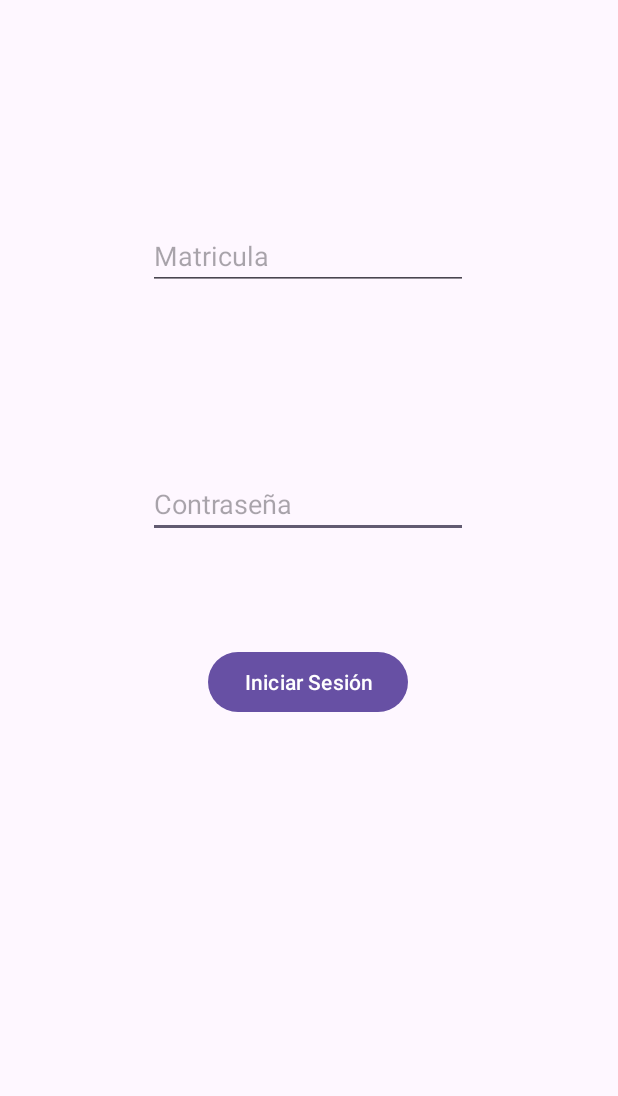
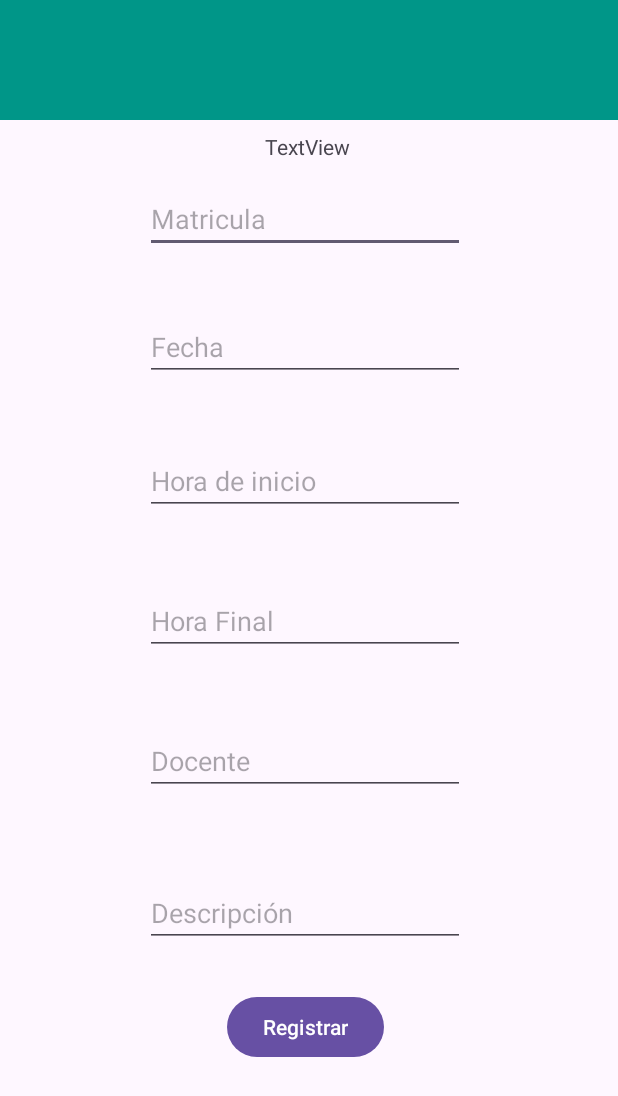
Before and after one commit to El-Actor-Alan-Versions/IntegradoraAndroid, an Android app: the screen it shows after launch (IniciarSesion before the commit, InicioRegistro after it), on a phone screen of 412 x 824 dp. Shown: the top 1096 px of the screen. Run offline under Robolectric (Android 15) with nearby library versions, the phone set to English and light mode, and no system bars; our stand-ins replace Volley; 1 statement that could not run was skipped.

Commit message:
Lo mas importante ya esta

```diff
--- a/app/src/main/java/mx/edu/utez/appbitacora/registro/MainActivity.kt
+++ b/app/src/main/java/mx/edu/utez/appbitacora/registro/MainActivity.kt
@@ -56,7 +56,7 @@ class MainActivity : AppCompatActivity() {
             //Para mandar a la sig pagina
             valorQr = result.contents;
             val intent = Intent(this, InicioRegistro::class.java)
-            intent.putExtra("qr_result",valorQr)
+            intent.putExtra("qr",valorQr)
             startActivity(intent)
 
         }
--- a/app/src/main/res/layout/activity_inicio_registro.xml
+++ b/app/src/main/res/layout/activity_inicio_registro.xml
@@ -7,4 +7,113 @@
     android:layout_height="match_parent"
     tools:context=".registro.InicioRegistro">
 
+    <com.google.android.material.bottomappbar.BottomAppBar
+        android:id="@+id/bottomAppBar4"
+        android:layout_width="0dp"
+        android:layout_height="wrap_content"
+        android:layout_gravity="bottom"
+        app:backgroundTint="#009688"
+        app:layout_constraintEnd_toEndOf="parent"
+        app:layout_constraintStart_toStartOf="parent"
+        app:layout_constraintTop_toTopOf="parent" />
+
+    <EditText
+        android:id="@+id/edtMatricula"
+        android:layout_width="wrap_content"
+        android:layout_height="wrap_content"
+        android:layout_marginTop="16dp"
+        android:ems="10"
+        android:hint="@string/l_matricula"
+        android:inputType="text"
+        app:layout_constraintEnd_toEndOf="@+id/txtAver"
+        app:layout_constraintHorizontal_bias="0.513"
+        app:layout_constraintStart_toStartOf="@+id/txtAver"
+        app:layout_constraintTop_toBottomOf="@+id/txtAver" />
+
+    <EditText
+        android:id="@+id/edtDescripReg"
+        android:layout_width="wrap_content"
+        android:layout_height="wrap_content"
+        android:layout_marginTop="56dp"
+        android:ems="10"
+        android:hint="@string/m_registro_txt_descripcion"
+        android:inputType="text"
+        app:layout_constraintEnd_toEndOf="@+id/edtDocente"
+        app:layout_constraintHorizontal_bias="0.0"
+        app:layout_constraintStart_toStartOf="@+id/edtDocente"
+        app:layout_constraintTop_toBottomOf="@+id/edtDocente" />
+
+    <EditText
+        android:id="@+id/edtFecha"
+        android:layout_width="wrap_content"
+        android:layout_height="wrap_content"
+        android:layout_marginTop="40dp"
+        android:ems="10"
+        android:hint="@string/m_registro_txt_fecha1"
+        android:inputType="date"
+        app:layout_constraintEnd_toEndOf="@+id/edtMatricula"
+        app:layout_constraintHorizontal_bias="0.0"
+        app:layout_constraintStart_toStartOf="@+id/edtMatricula"
+        app:layout_constraintTop_toBottomOf="@+id/edtMatricula" />
+
+    <EditText
+        android:id="@+id/edtHoraFin"
+        android:layout_width="wrap_content"
+        android:layout_height="wrap_content"
+        android:layout_marginTop="48dp"
+        android:ems="10"
+        android:hint="@string/m_registro_txt_horaFinal"
+        android:inputType="time"
+        app:layout_constraintEnd_toEndOf="@+id/edtHoraIni"
+        app:layout_constraintHorizontal_bias="0.0"
+        app:layout_constraintStart_toStartOf="@+id/edtHoraIni"
+        app:layout_constraintTop_toBottomOf="@+id/edtHoraIni" />
+
+    <EditText
+        android:id="@+id/edtDocente"
+        android:layout_width="wrap_content"
+        android:layout_height="wrap_content"
+        android:layout_marginTop="48dp"
+        android:ems="10"
+        android:hint="@string/m_registro_txt_docente"
+        android:inputType="text"
+        app:layout_constraintEnd_toEndOf="@+id/edtHoraFin"
+        app:layout_constraintHorizontal_bias="0.0"
+        app:layout_constraintStart_toStartOf="@+id/edtHoraFin"
+        app:layout_constraintTop_toBottomOf="@+id/edtHoraFin" />
+
+    <TextView
+        android:id="@+id/txtAver"
+        android:layout_width="wrap_content"
+        android:layout_height="wrap_content"
+        android:layout_marginTop="8dp"
+        android:text="TextView"
+        app:layout_constraintEnd_toEndOf="parent"
+        app:layout_constraintHorizontal_bias="0.498"
+        app:layout_constraintStart_toStartOf="parent"
+        app:layout_constraintTop_toBottomOf="@+id/bottomAppBar4" />
+
+    <EditText
+        android:id="@+id/edtHoraIni"
+        android:layout_width="wrap_content"
+        android:layout_height="wrap_content"
+        android:layout_marginTop="44dp"
+        android:ems="10"
+        android:hint="@string/m_resistro_txt_horaInicio"
+        android:inputType="time"
+        app:layout_constraintEnd_toEndOf="@+id/edtFecha"
+        app:layout_constraintHorizontal_bias="0.0"
+        app:layout_constraintStart_toStartOf="@+id/edtFecha"
+        app:layout_constraintTop_toBottomOf="@+id/edtFecha" />
+
+    <Button
+        android:id="@+id/btnRegistroRegistro"
+        android:layout_width="wrap_content"
+        android:layout_height="wrap_content"
+        android:layout_marginTop="29dp"
+        android:text="@string/l_botonRegistrar"
+        app:layout_constraintEnd_toEndOf="@+id/edtDescripReg"
+        app:layout_constraintStart_toStartOf="@+id/edtDescripReg"
+        app:layout_constraintTop_toBottomOf="@+id/edtDescripReg" />
+
 </androidx.constraintlayout.widget.ConstraintLayout>
--- a/app/src/main/res/values/strings.xml
+++ b/app/src/main/res/values/strings.xml
@@ -40,4 +40,11 @@
     <string name="m_inisio_sesion_txt_correo">Matricula</string>
     <string name="m_inisio_sesion_txt_cintra">Contraseña</string>
     <string name="m_inisio_sesion_txt_cerrarsesion">Cerrar Sesión</string>
+    <string name="m_registro_txt_matricula">Matricula</string>
+    <string name="m_resistro_txt_horaInicio">Hora de inicio</string>
+    <string name="m_registro_txt_horaFinal">Hora Final</string>
+    <string name="m_registro_txt_docente">Docente</string>
+    <string name="m_registro_txt_comentario">comentario</string>
+    <string name="m_registro_txt_fecha1">Fecha</string>
+    <string name="m_registro_txt_descripcion">Descripción</string>
 </resources>
```
Also changed, not shown: app/src/main/AndroidManifest.xml (+6 -3 lines), app/src/main/java/mx/edu/utez/appbitacora/model/Registro.kt (added, +13 -0 lines), app/src/main/java/mx/edu/utez/appbitacora/registro/InicioRegistro.kt (+140 -22 lines), app/src/main/java/mx/edu/utez/appbitacora/registro/Registrar.kt (added, +20 -0 lines), app/src/main/res/layout/activity_registrar.xml (added, +10 -0 lines).
